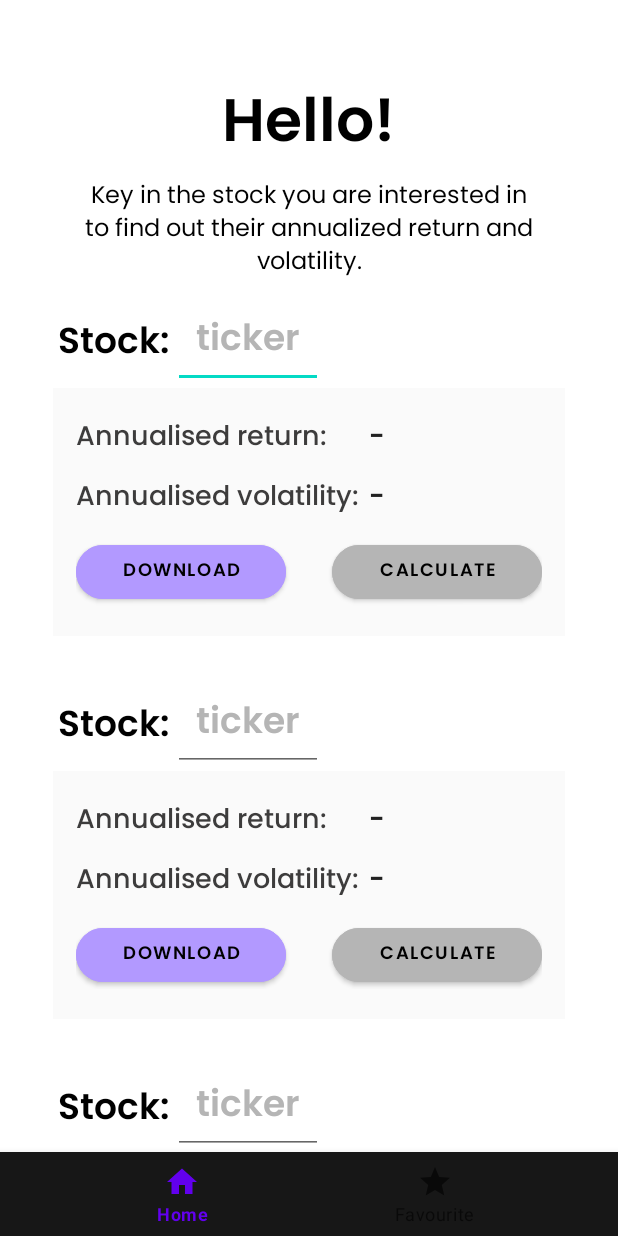
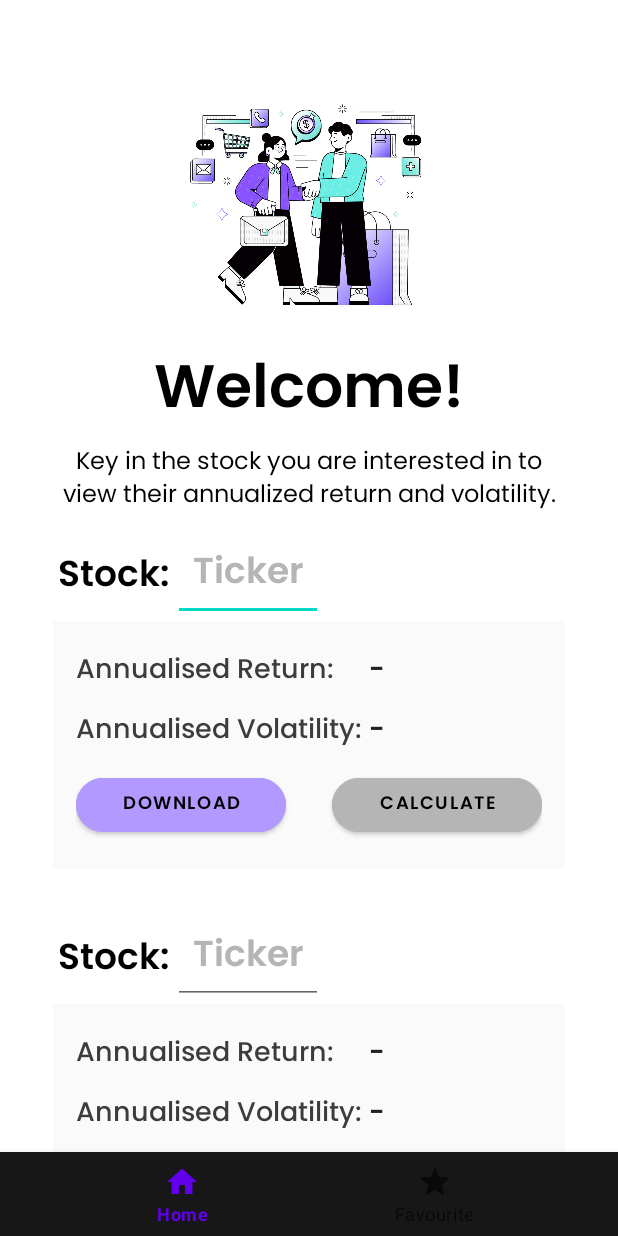
Before and after one commit to wongdaryl/cs205-portfolio, an Android app: the screen it shows after launch (MainActivity), on a phone screen of 412 x 824 dp. Run offline under Robolectric (Android 15) with nearby library versions, the phone set to English and light mode, and no system bars.

Commit message:
Add home page image

```diff
--- a/app/src/main/java/com/example/stockportfolio/receivers/DownloadBroadcastReceiver.java
+++ b/app/src/main/java/com/example/stockportfolio/receivers/DownloadBroadcastReceiver.java
@@ -128,7 +128,6 @@ public class DownloadBroadcastReceiver extends BroadcastReceiver {
                     double meanRet = sum_ret / count;
                     double annualizedReturn = 250 * meanRet * 100;
 
-                    double vwap = sum_price / sum_volume;
                     annualRet.setText(String.format("%.2f", annualizedReturn) + "%");
                     annualRet.setTextColor(((Activity)context).getResources().getColor(R.color.light_gray));
 
--- a/app/src/main/res/layout/fragment_home.xml
+++ b/app/src/main/res/layout/fragment_home.xml
@@ -21,6 +21,12 @@
             android:paddingBottom="@dimen/home_layout_padding_bottom">
 
             <!--Fragment Home Header-->
+            <ImageView
+                android:id="@+id/imageView"
+                android:layout_width="match_parent"
+                android:layout_height="177dp"
+                android:src="@drawable/home" />
+
             <TextView
                 android:layout_width="wrap_content"
                 android:layout_height="wrap_content"
@@ -69,6 +75,7 @@
                     android:textColorHint="@color/neutral_500"
                     android:textSize="@dimen/home_stock_header_text_size"
                     tools:text="TSLA" />
+
             </LinearLayout>
 
             <!--Fragment Home first stock container-->
@@ -76,12 +83,11 @@
                 android:layout_width="match_parent"
                 android:layout_height="@dimen/home_stock_container_height"
                 android:layout_marginBottom="@dimen/home_stock_container_margin_bottom"
+                android:background="@color/background_gray"
                 android:gravity="center"
                 android:orientation="vertical"
-                android:background="@color/background_gray"
                 android:paddingHorizontal="@dimen/home_stock_container_padding_horizontal"
-                android:paddingVertical="@dimen/home_stock_container_padding_vertical"
-                >
+                android:paddingVertical="@dimen/home_stock_container_padding_vertical">
 
 
                 <!--First stock annualized return-->
@@ -133,7 +139,7 @@
                         android:gravity="center_vertical"
                         android:textColor="@color/dark_gray"
                         android:textSize="@dimen/home_stock_text_size"
-                        tools:text="1.00%"/>
+                        tools:text="1.00%" />
                 </LinearLayout>
 
                 <!--Buttons-->
@@ -151,9 +157,9 @@
                         android:backgroundTint="@color/light_purple"
                         android:fontFamily="@font/poppins_semi_bold"
                         android:textColor="@color/black"
+                        android:textSize="@dimen/button_text_size"
                         app:cornerRadius="@dimen/button_corner_radius"
-                        tools:text="@string/download"
-                        android:textSize="@dimen/button_text_size"/>
+                        tools:text="@string/download" />
 
                     <!--Calculate button-->
                     <Button
@@ -162,8 +168,8 @@
                         android:layout_height="@dimen/home_button_height"
                         android:layout_alignParentEnd="true"
                         android:layout_alignParentRight="true"
+                        android:backgroundTint="@color/neutral_500"
                         android:fontFamily="@font/poppins_semi_bold"
-                        android:backgroundTint="@color/neutral_500"
                         android:textColor="@color/black"
                         android:textSize="@dimen/button_text_size"
                         app:cornerRadius="@dimen/button_corner_radius"
@@ -184,7 +190,7 @@
                     android:gravity="center"
                     android:text="@string/stock"
                     android:textColor="@color/black"
-                    android:textSize="@dimen/home_stock_header_text_size"/>
+                    android:textSize="@dimen/home_stock_header_text_size" />
                 <!--Stock ticker-->
                 <EditText
                     android:id="@+id/ticker1"
@@ -203,12 +209,11 @@
                 android:layout_width="match_parent"
                 android:layout_height="@dimen/home_stock_container_height"
                 android:layout_marginBottom="@dimen/home_stock_container_margin_bottom"
+                android:background="@color/background_gray"
                 android:gravity="center"
                 android:orientation="vertical"
-                android:background="@color/background_gray"
                 android:paddingHorizontal="@dimen/home_stock_container_padding_horizontal"
-                android:paddingVertical="@dimen/home_stock_container_padding_vertical"
-                >
+                android:paddingVertical="@dimen/home_stock_container_padding_vertical">
 
                 <!--Second stock annualized return-->
                 <LinearLayout
@@ -223,7 +228,7 @@
                         android:gravity="center_vertical"
                         android:text="@string/home_annualized_return"
                         android:textColor="@color/light_gray"
-                        android:textSize="@dimen/home_stock_text_size"/>
+                        android:textSize="@dimen/home_stock_text_size" />
 
                     <TextView
                         android:id="@+id/ar1"
@@ -249,7 +254,7 @@
                         android:gravity="center_vertical"
                         android:text="@string/home_annualized_volatility"
                         android:textColor="@color/light_gray"
-                        android:textSize="@dimen/home_stock_text_size"/>
+                        android:textSize="@dimen/home_stock_text_size" />
 
                     <TextView
                         android:id="@+id/v1"
@@ -286,14 +291,14 @@
                         android:id="@+id/calc1"
                         android:layout_width="@dimen/home_button_width"
                         android:layout_height="@dimen/home_button_height"
+                        android:layout_alignParentEnd="true"
                         android:layout_alignParentRight="true"
                         android:backgroundTint="@color/neutral_500"
                         android:fontFamily="@font/poppins_semi_bold"
                         android:textColor="@color/black"
                         android:textSize="@dimen/button_text_size"
                         app:cornerRadius="@dimen/button_corner_radius"
-                        tools:text="@string/calculate"
-                        android:layout_alignParentEnd="true" />
+                        tools:text="@string/calculate" />
                 </RelativeLayout>
             </LinearLayout>
 
@@ -310,7 +315,7 @@
                     android:gravity="center"
                     android:text="@string/stock"
                     android:textColor="@color/black"
-                    android:textSize="@dimen/home_stock_header_text_size"/>
+                    android:textSize="@dimen/home_stock_header_text_size" />
 
                 <!--Stock ticker-->
                 <EditText
@@ -330,9 +335,9 @@
                 android:layout_width="match_parent"
                 android:layout_height="@dimen/home_stock_container_height"
                 android:layout_marginBottom="@dimen/home_stock_container_margin_bottom"
+                android:background="@color/background_gray"
                 android:gravity="center"
                 android:orientation="vertical"
-                android:background="@color/background_gray"
                 android:paddingHorizontal="@dimen/home_stock_container_padding_horizontal"
                 android:paddingVertical="@dimen/home_stock_container_padding_vertical">
 
@@ -345,11 +350,11 @@
                     <TextView
                         android:layout_width="@dimen/home_stock_data_title_width"
                         android:layout_height="@dimen/home_stock_data_height"
+                        android:fontFamily="@font/poppins_medium"
                         android:gravity="center_vertical"
-                        android:fontFamily="@font/poppins_medium"
                         android:text="@string/home_annualized_return"
                         android:textColor="@color/light_gray"
-                        android:textSize="@dimen/home_stock_text_size"/>
+                        android:textSize="@dimen/home_stock_text_size" />
 
                     <TextView
                         android:id="@+id/ar2"
@@ -375,7 +380,7 @@
                         android:gravity="center_vertical"
                         android:text="@string/home_annualized_volatility"
                         android:textColor="@color/light_gray"
-                        android:textSize="@dimen/home_stock_text_size"/>
+                        android:textSize="@dimen/home_stock_text_size" />
 
                     <TextView
                         android:id="@+id/v2"
@@ -389,6 +394,7 @@
                 </LinearLayout>
 
                 <!--Buttons-->
+
                 <RelativeLayout
                     android:layout_width="match_parent"
                     android:layout_height="@dimen/home_button_container_height"
@@ -403,9 +409,9 @@
                         android:backgroundTint="@color/light_purple"
                         android:fontFamily="@font/poppins_semi_bold"
                         android:textColor="@color/black"
+                        android:textSize="@dimen/button_text_size"
                         app:cornerRadius="@dimen/button_corner_radius"
-                        tools:text="@string/download"
-                        android:textSize="@dimen/button_text_size"/>
+                        tools:text="@string/download" />
 
                     <!--Calculate button-->
                     <Button
@@ -414,8 +420,8 @@
                         android:layout_height="@dimen/home_button_height"
                         android:layout_alignParentEnd="true"
                         android:layout_alignParentRight="true"
+                        android:backgroundTint="@color/neutral_500"
                         android:fontFamily="@font/poppins_semi_bold"
-                        android:backgroundTint="@color/neutral_500"
                         android:textColor="@color/black"
                         android:textSize="@dimen/button_text_size"
                         app:cornerRadius="@dimen/button_corner_radius"
@@ -436,7 +442,7 @@
                     android:gravity="center"
                     android:text="@string/stock"
                     android:textColor="@color/black"
-                    android:textSize="@dimen/home_stock_header_text_size"/>
+                    android:textSize="@dimen/home_stock_header_text_size" />
 
                 <!--Stock ticker-->
                 <EditText
@@ -456,13 +462,14 @@
                 android:layout_width="match_parent"
                 android:layout_height="@dimen/home_stock_container_height"
                 android:layout_marginBottom="@dimen/home_stock_container_margin_bottom"
+                android:background="@color/background_gray"
                 android:gravity="center"
                 android:orientation="vertical"
-                android:background="@color/background_gray"
                 android:paddingHorizontal="@dimen/home_stock_container_padding_horizontal"
                 android:paddingVertical="@dimen/home_stock_container_padding_vertical">
 
                 <!--Fourth stock annualized return-->
+
                 <LinearLayout
                     android:layout_width="match_parent"
                     android:layout_height="wrap_content"
@@ -471,9 +478,9 @@
                     <TextView
                         android:layout_width="@dimen/home_stock_data_title_width"
                         android:layout_height="@dimen/home_stock_data_height"
+                        android:fontFamily="@font/poppins_medium"
                         android:gravity="center_vertical"
-                        android:fontFamily="@font/poppins_medium"
-                        android:text="@string/annualized_return"
+                        android:text="@string/home_annualized_return"
                         android:textColor="@color/light_gray"
                         android:textSize="@dimen/home_stock_text_size" />
 
@@ -501,14 +508,14 @@
                         android:gravity="center_vertical"
                         android:text="@string/home_annualized_volatility"
                         android:textColor="@color/light_gray"
-                        android:textSize="@dimen/home_stock_text_size"/>
+                        android:textSize="@dimen/home_stock_text_size" />
 
                     <TextView
                         android:id="@+id/v3"
                         android:layout_width="@dimen/home_stock_data_width"
                         android:layout_height="@dimen/home_stock_data_height"
+                        android:fontFamily="@font/poppins_semi_bold"
                         android:gravity="center_vertical"
-                        android:fontFamily="@font/poppins_semi_bold"
                         android:textColor="@color/dark_gray"
                         android:textSize="@dimen/home_stock_text_size"
                         tools:text="1.00%" />
@@ -529,8 +536,8 @@
                         android:backgroundTint="@color/light_purple"
                         android:fontFamily="@font/poppins_semi_bold"
                         android:textColor="@color/black"
+                        android:textSize="@dimen/button_text_size"
                         app:cornerRadius="@dimen/button_corner_radius"
-                        android:textSize="@dimen/button_text_size"
                         tools:text="@string/download" />
 
                     <!--Calculate button-->
@@ -562,7 +569,7 @@
                     android:gravity="center"
                     android:text="@string/stock"
                     android:textColor="@color/black"
-                    android:textSize="@dimen/home_stock_header_text_size"/>
+                    android:textSize="@dimen/home_stock_header_text_size" />
 
                 <!--Stock ticker-->
                 <EditText
@@ -583,9 +590,9 @@
                 android:layout_width="match_parent"
                 android:layout_height="@dimen/home_stock_container_height"
                 android:layout_marginBottom="@dimen/home_stock_container_margin_bottom"
+                android:background="@color/background_gray"
                 android:gravity="center"
                 android:orientation="vertical"
-                android:background="@color/background_gray"
                 android:paddingHorizontal="@dimen/home_stock_container_padding_horizontal"
                 android:paddingVertical="@dimen/home_stock_container_padding_vertical">
 
@@ -598,9 +605,9 @@
                     <TextView
                         android:layout_width="@dimen/home_stock_data_title_width"
                         android:layout_height="@dimen/home_stock_data_height"
+                        android:fontFamily="@font/poppins_medium"
                         android:gravity="center_vertical"
-                        android:fontFamily="@font/poppins_medium"
-                        android:text="@string/annualized_return"
+                        android:text="@string/home_annualized_return"
                         android:textColor="@color/light_gray"
                         android:textSize="@dimen/home_stock_text_size" />
 
@@ -608,8 +615,8 @@
                         android:id="@+id/ar4"
                         android:layout_width="@dimen/home_stock_data_width"
                         android:layout_height="@dimen/home_stock_data_height"
+                        android:fontFamily="@font/poppins_semi_bold"
                         android:gravity="center_vertical"
-                        android:fontFamily="@font/poppins_semi_bold"
                         android:textColor="@color/dark_gray"
                         android:textSize="@dimen/home_stock_text_size"
                         tools:text="2.00%" />
@@ -624,18 +631,18 @@
                     <TextView
                         android:layout_width="@dimen/home_stock_data_title_width"
                         android:layout_height="@dimen/home_stock_data_height"
+                        android:fontFamily="@font/poppins_medium"
                         android:gravity="center_vertical"
                         android:text="@string/home_annualized_volatility"
-                        android:fontFamily="@font/poppins_medium"
                         android:textColor="@color/light_gray"
-                        android:textSize="@dimen/home_stock_text_size"/>
+                        android:textSize="@dimen/home_stock_text_size" />
 
                     <TextView
                         android:id="@+id/v4"
                         android:layout_width="@dimen/home_stock_data_width"
                         android:layout_height="@dimen/home_stock_data_height"
+                        android:fontFamily="@font/poppins_semi_bold"
                         android:gravity="center_vertical"
-                        android:fontFamily="@font/poppins_semi_bold"
                         android:textColor="@color/dark_gray"
                         android:textSize="@dimen/home_stock_text_size"
                         tools:text="1.00%" />
@@ -658,8 +665,8 @@
                         android:backgroundTint="@color/light_purple"
                         android:fontFamily="@font/poppins_semi_bold"
                         android:textColor="@color/black"
+                        android:textSize="@dimen/button_text_size"
                         app:cornerRadius="@dimen/button_corner_radius"
-                        android:textSize="@dimen/button_text_size"
                         tools:text="@string/download" />
 
                     <!--Calculate button-->
--- a/app/src/main/res/values/strings.xml
+++ b/app/src/main/res/values/strings.xml
@@ -15,28 +15,24 @@
     <string name="favourite">Favourite</string>
     <string name="welcome_fragment">This is home page</string>
     <string name="favourite_fragment">This is favourite page</string>
-    <string name="ticker">ticker</string>
+    <string name="ticker">Ticker</string>
     <string name="download">Download</string>
     <string name="calculate">Calculate</string>
-    <string name="result">result</string>
 
     <!-- TODO: Remove or change this placeholder text -->
     <!-- Strings used for fragment_home-->
-    <string name="home_header">Hello!</string>
-    <string name="home_sub_header">Key in the stock you are interested in to find out their annualized return and volatility.</string>
-    <string name="home_annualized_return">Annualised return:</string>
-    <string name="home_annualized_volatility">Annualised volatility:</string>
-
+    <string name="home_header">Welcome!</string>
+    <string name="home_sub_header">Key in the stock you are interested in to view their annualized return and volatility.</string>
+    <string name="home_annualized_return">Annualised Return:</string>
+    <string name="home_annualized_volatility">Annualised Volatility:</string>
 
     <string name="hello_blank_fragment">Hello blank fragment</string>
     <string name="waiting_for_data">Waiting for data..</string>
     <string name="calculating">Calculating</string>
     <string name="downloading">Downloading</string>
-    <string name="vwap">VWAP</string>
     <string name="no_records_found">No Records Found</string>
     <string name="AR">AR</string>
     <string name="vol">Volatility:</string>
     <string name="stock">Stock:</string>
-    <string name="annualized_return">Annualized Return:</string>
     <string name="dash">-</string>
 </resources>
```
Also changed, not shown: app/src/main/res/drawable/home.png (added).
